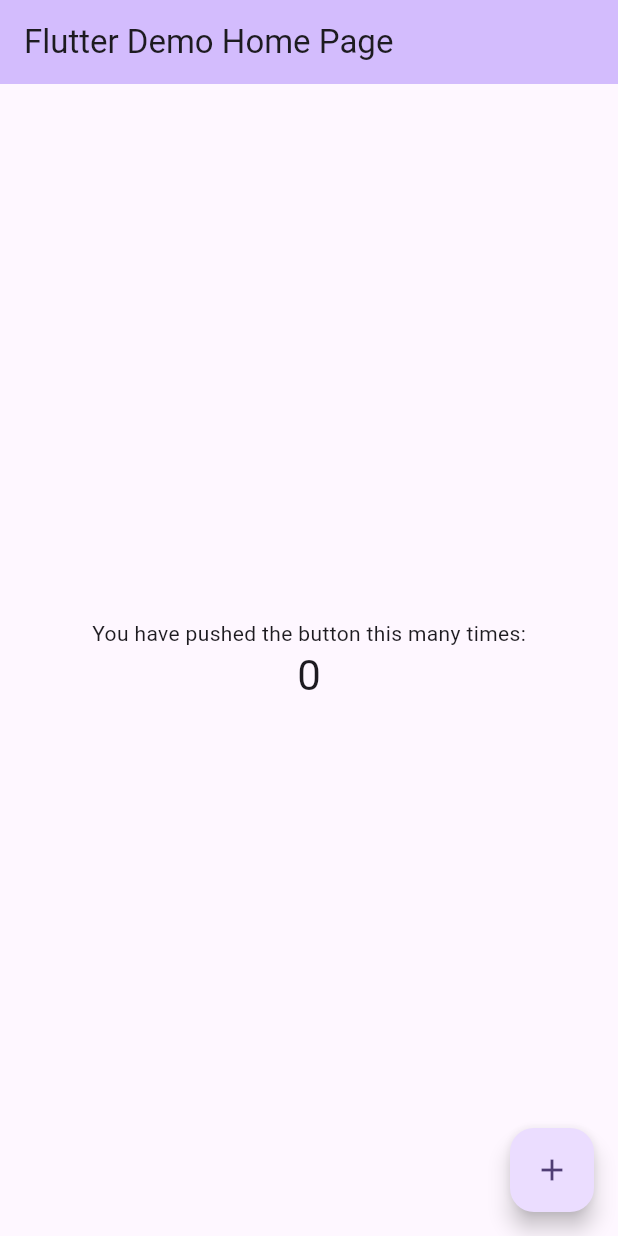
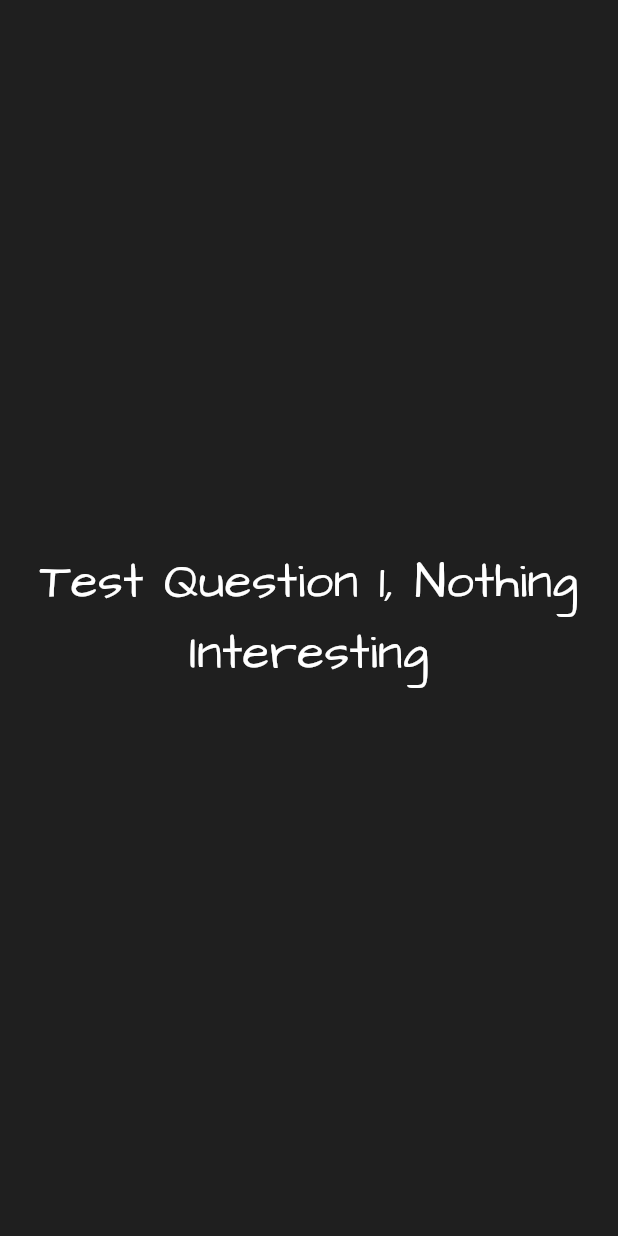
Before and after one commit to KhalilDev12/trivia_app, a Flutter app: the screen it shows after launch, on a phone screen of 412 x 824 dp. Run offline on Flutter 3.47's test engine with Material 2 defaults, Android fonts, the phone set to English and light mode, and no system bars.

Commit message:
Creating Trivia Page

```diff
--- /dev/null
+++ b/lib/Pages/triviaPage.dart
@@ -0,0 +1,85 @@
+import 'package:flutter/material.dart';
+
+class TriviaPage extends StatefulWidget {
+  TriviaPage({Key? key}) : super(key: key);
+
+  @override
+  _TriviaPageState createState() {
+    return _TriviaPageState();
+  }
+}
+
+class _TriviaPageState extends State<TriviaPage> {
+  late double deviceHeight, deviceWidth;
+
+  @override
+  void initState() {
+    super.initState();
+  }
+
+  @override
+  void dispose() {
+    super.dispose();
+  }
+
+  @override
+  Widget build(BuildContext context) {
+    deviceHeight = MediaQuery.of(context).size.height;
+    deviceWidth = MediaQuery.of(context).size.width;
+    return _buildUI();
+  }
+
+  Widget _buildUI() {
+    return Scaffold(
+      body: SafeArea(
+        child: Container(
+          height: deviceHeight,
+          width: deviceWidth,
+          child: _gameUI(),
+        ),
+      ),
+    );
+  }
+
+  Widget _gameUI() {
+    return Column(
+      mainAxisSize: MainAxisSize.max,
+      mainAxisAlignment: MainAxisAlignment.center,
+      crossAxisAlignment: CrossAxisAlignment.center,
+      children: [
+        _questionText(),
+      ],
+    );
+  }
+
+  Widget _questionText() {
+    return Text(
+      "Test Question 1, Nothing Interesting",
+      textAlign: TextAlign.center,
+      style: TextStyle(
+        color: Colors.white,
+        fontSize: deviceHeight * 0.04,
+        fontWeight: FontWeight.w400,
+      ),
+    );
+  }
+
+  Widget _answersButtons() {
+    return GridView.builder(
+      itemCount: 4,
+      gridDelegate:
+          SliverGridDelegateWithFixedCrossAxisCount(crossAxisCount: 2),
+      itemBuilder: (context, index) {
+        return Container(
+          child: GestureDetector(
+            onTap: () {},
+            child: Text(
+              "Answer $index",
+              style: TextStyle(color: Colors.white),
+            ),
+          ),
+        );
+      },
+    );
+  }
+}
--- a/lib/main.dart
+++ b/lib/main.dart
@@ -1,4 +1,5 @@
 import 'package:flutter/material.dart';
+import 'package:trivia_app/Pages/triviaPage.dart';
 
 void main() {
   runApp(const MyApp());
@@ -11,115 +12,15 @@ class MyApp extends StatelessWidget {
   @override
   Widget build(BuildContext context) {
     return MaterialApp(
-      title: 'Flutter Demo',
+      debugShowCheckedModeBanner: false,
+      title: 'Trivia App',
       theme: ThemeData(
-        // This is the theme of your application.
-        //
-        // TRY THIS: Try running your application with "flutter run". You'll see
-        // the application has a blue toolbar. Then, without quitting the app,
-        // try changing the seedColor in the colorScheme below to Colors.green
-        // and then invoke "hot reload" (save your changes or press the "hot
-        // reload" button in a Flutter-supported IDE, or press "r" if you used
-        // the command line to start the app).
-        //
-        // Notice that the counter didn't reset back to zero; the application
-        // state is not lost during the reload. To reset the state, use hot
-        // restart instead.
-        //
-        // This works for code too, not just values: Most code changes can be
-        // tested with just a hot reload.
+        scaffoldBackgroundColor: const Color.fromRGBO(31, 31, 31, 1),
+        fontFamily: 'ArchitectsDaughter',
         colorScheme: ColorScheme.fromSeed(seedColor: Colors.deepPurple),
         useMaterial3: true,
       ),
-      home: const MyHomePage(title: 'Flutter Demo Home Page'),
+      home: TriviaPage(),
     );
   }
 }
-
-class MyHomePage extends StatefulWidget {
-  const MyHomePage({super.key, required this.title});
-
-  // This widget is the home page of your application. It is stateful, meaning
-  // that it has a State object (defined below) that contains fields that affect
-  // how it looks.
-
-  // This class is the configuration for the state. It holds the values (in this
-  // case the title) provided by the parent (in this case the App widget) and
-  // used by the build method of the State. Fields in a Widget subclass are
-  // always marked "final".
-
-  final String title;
-
-  @override
-  State<MyHomePage> createState() => _MyHomePageState();
-}
-
-class _MyHomePageState extends State<MyHomePage> {
-  int _counter = 0;
-
-  void _incrementCounter() {
-    setState(() {
-      // This call to setState tells the Flutter framework that something has
-      // changed in this State, which causes it to rerun the build method below
-      // so that the display can reflect the updated values. If we changed
-      // _counter without calling setState(), then the build method would not be
-      // called again, and so nothing would appear to happen.
-      _counter++;
-    });
-  }
-
-  @override
-  Widget build(BuildContext context) {
-    // This method is rerun every time setState is called, for instance as done
-    // by the _incrementCounter method above.
-    //
-    // The Flutter framework has been optimized to make rerunning build methods
-    // fast, so that you can just rebuild anything that needs updating rather
-    // than having to individually change instances of widgets.
-    return Scaffold(
-      appBar: AppBar(
-        // TRY THIS: Try changing the color here to a specific color (to
-        // Colors.amber, perhaps?) and trigger a hot reload to see the AppBar
-        // change color while the other colors stay the same.
-        backgroundColor: Theme.of(context).colorScheme.inversePrimary,
-        // Here we take the value from the MyHomePage object that was created by
-        // the App.build method, and use it to set our appbar title.
-        title: Text(widget.title),
-      ),
-      body: Center(
-        // Center is a layout widget. It takes a single child and positions it
-        // in the middle of the parent.
-        child: Column(
-          // Column is also a layout widget. It takes a list of children and
-          // arranges them vertically. By default, it sizes itself to fit its
-          // children horizontally, and tries to be as tall as its parent.
-          //
-          // Column has various properties to control how it sizes itself and
-          // how it positions its children. Here we use mainAxisAlignment to
-          // center the children vertically; the main axis here is the vertical
-          // axis because Columns are vertical (the cross axis would be
-          // horizontal).
-          //
-          // TRY THIS: Invoke "debug painting" (choose the "Toggle Debug Paint"
-          // action in the IDE, or press "p" in the console), to see the
-          // wireframe for each widget.
-          mainAxisAlignment: MainAxisAlignment.center,
-          children: <Widget>[
-            const Text(
-              'You have pushed the button this many times:',
-            ),
-            Text(
-              '$_counter',
-              style: Theme.of(context).textTheme.headlineMedium,
-            ),
-          ],
-        ),
-      ),
-      floatingActionButton: FloatingActionButton(
-        onPressed: _incrementCounter,
-        tooltip: 'Increment',
-        child: const Icon(Icons.add),
-      ), // This trailing comma makes auto-formatting nicer for build methods.
-    );
-  }
-}
```
Also changed, not shown: pubspec.yaml (+7 -0 lines), assets/fonts/ArchitectsDaughter-Regular.ttf (added).
